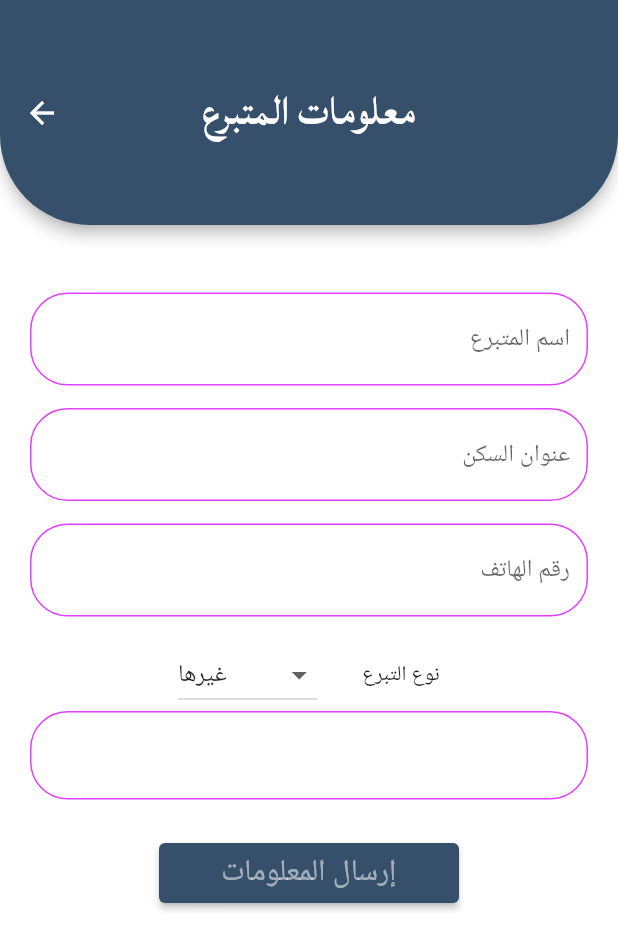
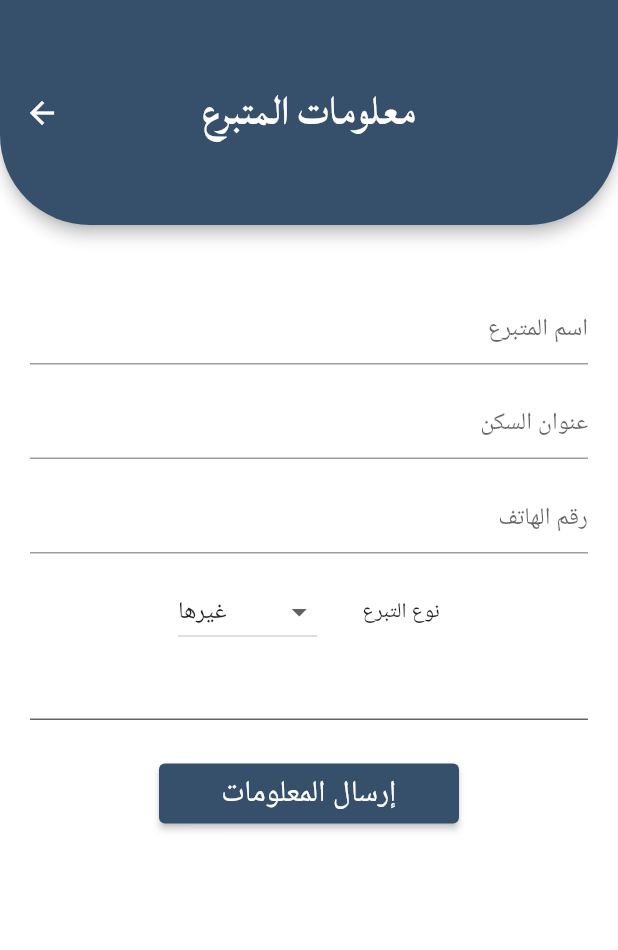
Before and after one commit to RoaaBaniOdeh/InOurEyes, a Flutter app: the donateScreen screen opened by its route, on a phone screen of 412 x 824 dp. Shown: the top 950 px of the screen. Run offline on Flutter 3.47's test engine with Material 2 defaults, Android fonts, the phone set to English and light mode, and no system bars; our stand-ins replace cloud_firestore, firebase_core, firebase_database, smooth_page_indicator, syncfusion_flutter_sliders; accounts and stored records are empty.

Commit message:
second edit

```diff
--- a/lib/donate.dart
+++ b/lib/donate.dart
@@ -78,11 +78,7 @@ class _donateScreenState extends State<donateScreen> {
                   InputDecoration(
                     hintText: "اسم المتبرع",
                     alignLabelWithHint: true,
-                    enabledBorder: OutlineInputBorder(
-                      borderSide:
-                      BorderSide(width: 1, color: Colors.purpleAccent),
-                      borderRadius: BorderRadius.circular(25.0),
-                    ),
+
                   ),
                 ),
                 SizedBox(height: 15,),
@@ -93,11 +89,7 @@ class _donateScreenState extends State<donateScreen> {
                   InputDecoration(
                     hintText: "عنوان السكن",
                     alignLabelWithHint: true,
-                    enabledBorder: OutlineInputBorder(
-                      borderSide:
-                      BorderSide(width: 1, color: Colors.purpleAccent),
-                      borderRadius: BorderRadius.circular(25.0),
-                    ),
+
                   ),
                 ),
                 SizedBox(height: 15,),
@@ -108,11 +100,7 @@ class _donateScreenState extends State<donateScreen> {
                   InputDecoration(
                     hintText: "رقم الهاتف",
                     alignLabelWithHint: true,
-                    enabledBorder: OutlineInputBorder(
-                      borderSide:
-                      BorderSide(width: 1, color: Colors.purpleAccent),
-                      borderRadius: BorderRadius.circular(25.0),
-                    ),
+
                   ),
                 ),
                 SizedBox(height: 15,),
@@ -148,11 +136,7 @@ class _donateScreenState extends State<donateScreen> {
                           hintText: " ",
                           fillColor: Colors.white,
                           filled: true,
-                          enabledBorder: OutlineInputBorder(
-                            borderSide:
-                            BorderSide(width: 1, color: Colors.purpleAccent),
-                            borderRadius: BorderRadius.circular(25.0),
-                          ),
+
                         ),
                       )
                   )
@@ -168,11 +152,7 @@ class _donateScreenState extends State<donateScreen> {
                           hintText: "المادة التي يمكنك تدريسها",
                           fillColor: Colors.white,
                           filled: true,
-                          enabledBorder: OutlineInputBorder(
-                            borderSide:
-                            BorderSide(width: 1, color: Colors.purpleAccent),
-                            borderRadius: BorderRadius.circular(25.0),
-                          ),
+
                         ),
                       )
                   )
@@ -190,11 +170,7 @@ class _donateScreenState extends State<donateScreen> {
                               hintText: " العمر الذي تناسبه الملابس",
                               fillColor: Colors.white,
                               filled: true,
-                              enabledBorder: OutlineInputBorder(
-                                borderSide:
-                                BorderSide(width: 1, color: Colors.purpleAccent),
-                                borderRadius: BorderRadius.circular(25.0),
-                              ),
+
                             ),
                           ),
                           SizedBox(height: 15,),
@@ -246,11 +222,7 @@ class _donateScreenState extends State<donateScreen> {
                               hintText: "التخصص",
                               fillColor: Colors.white,
                               filled: true,
-                              enabledBorder: OutlineInputBorder(
-                                borderSide:
-                                BorderSide(width: 1, color: Colors.purpleAccent),
-                                borderRadius: BorderRadius.circular(25.0),
-                              ),
+
                             ),
                           ),
                           SizedBox(height: 15,),
@@ -266,11 +238,6 @@ class _donateScreenState extends State<donateScreen> {
                               hintText: "التطوع الذي بإمكانك تقديمه",
                               fillColor: Colors.white,
                               filled: true,
-                              enabledBorder: OutlineInputBorder(
-                                borderSide:
-                                BorderSide(width: 1, color: Colors.purpleAccent),
-                                borderRadius: BorderRadius.circular(25.0),
-                              ),
                             ),
                           ),
 
@@ -308,7 +275,7 @@ class _donateScreenState extends State<donateScreen> {
                   child:  Text('إرسال المعلومات',
                     style: TextStyle(
                       fontSize: 20.0,
-                      color:Colors.white54,
+                      color:Colors.white,
                     ),
                   ) ,
                   style:
--- a/lib/onBoarding.dart
+++ b/lib/onBoarding.dart
@@ -1,6 +1,7 @@
 import 'package:cloud_firestore/cloud_firestore.dart';
 import 'package:flutter/material.dart';
 import 'package:schoolapp/home_screen.dart';
+
 import 'package:smooth_page_indicator/smooth_page_indicator.dart';
 
 var countdonaters=0;
@@ -130,6 +131,7 @@ class _OnBoardingScreenState extends State<OnBoardingScreen> {
                 ),
                 Spacer(),
                 FloatingActionButton(
+                  backgroundColor: Color(0xFF364F6B),
                   onPressed: () {
                     if (isLast)
                     {
@@ -145,7 +147,9 @@ class _OnBoardingScreenState extends State<OnBoardingScreen> {
                   },
                   child: Icon(
                     Icons.arrow_forward_ios,
+
                   ),
+
                 ),
               ],
             ),
@@ -172,7 +176,7 @@ class _OnBoardingScreenState extends State<OnBoardingScreen> {
           style: TextStyle(
             fontFamily: 'ReemKufi',
             fontSize: 50,
-            color: Colors.purple,
+            color: const Color(0xFF364F6B),
           ),
 
       ),
```
Also changed, not shown: lib/student.dart (+14 -26 lines).
